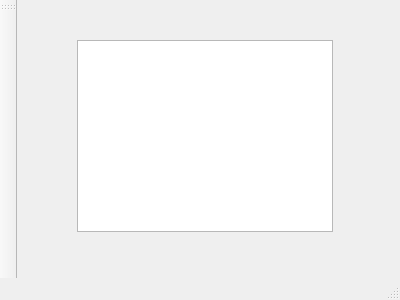
Before: the Qt Designer form mainwindow.ui in gbraz/TrabCG, drawn with Qt 5.
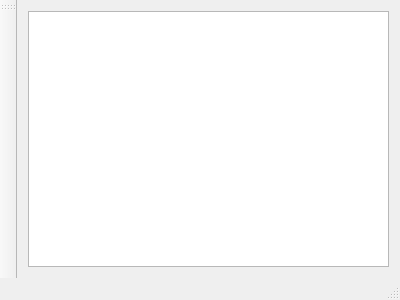
After: the same form once the commit is applied.

```diff
--- a/mainwindow.ui
+++ b/mainwindow.ui
@@ -14,16 +14,11 @@
    <string>MainWindow</string>
   </property>
   <widget class="QWidget" name="centralWidget">
-   <widget class="QGraphicsView" name="graphicsView11">
-    <property name="geometry">
-     <rect>
-      <x>60</x>
-      <y>40</y>
-      <width>256</width>
-      <height>192</height>
-     </rect>
-    </property>
-   </widget>
+   <layout class="QVBoxLayout" name="verticalLayout">
+    <item>
+     <widget class="QGraphicsView" name="graphicsView11"/>
+    </item>
+   </layout>
   </widget>
   <widget class="QMenuBar" name="menuBar">
    <property name="geometry">
```
